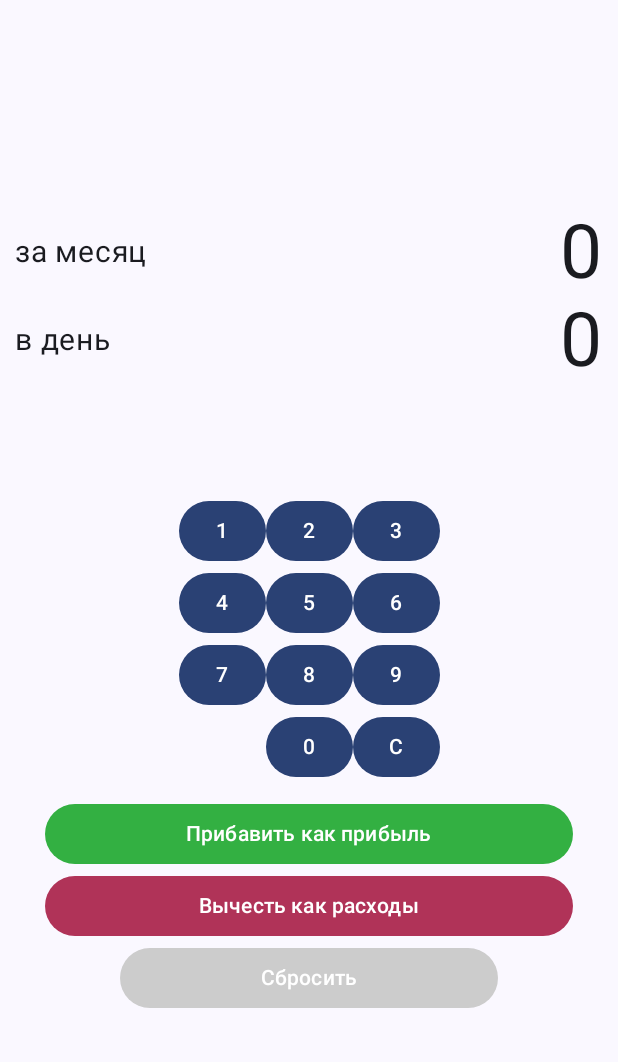
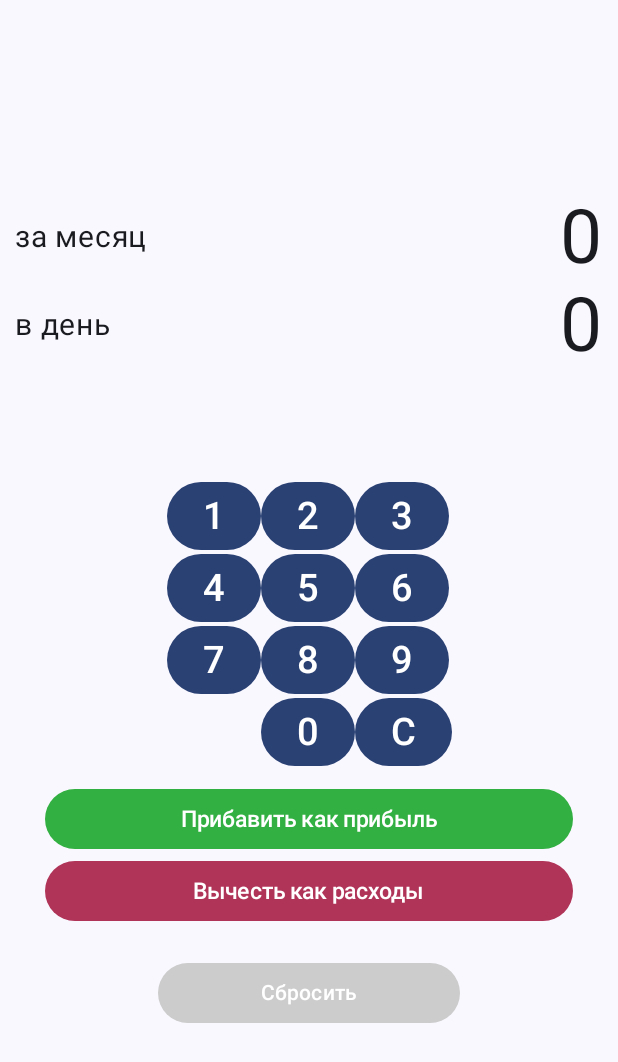
Before and after one commit to Sutemi67/KotlinJC_MoneyEveryday_app, an Android app built with Jetpack Compose: the screen it shows after launch (MainActivity), on a phone screen of 412 x 824 dp. Shown: the top 1062 px of the screen. Run offline under Robolectric (Android 15) with nearby library versions, the phone set to English and light mode, and no system bars.

Commit message:
alpha version

```diff
--- a/app/src/main/java/com/example/moneyeverydaycompose/MainActivity.kt
+++ b/app/src/main/java/com/example/moneyeverydaycompose/MainActivity.kt
@@ -121,41 +121,41 @@ fun Income(dataStoreManager: DataStoreManager, monthlySummary: MutableState<Int>
         ) {
             Column {
                 Button(onClick = { input += 1.toString() }) {
-                    Text(text = "1")
+                    Text(text = "1", fontSize = 25.sp)
                 }
                 Button(onClick = { input += 4.toString() }) {
-                    Text(text = "4")
+                    Text(text = "4", fontSize = 25.sp)
                 }
                 Button(onClick = { input += 7.toString() }) {
-                    Text(text = "7")
+                    Text(text = "7", fontSize = 25.sp)
                 }
             }
             Column {
                 Button(onClick = { input += 2.toString() }) {
-                    Text(text = "2")
+                    Text(text = "2", fontSize = 25.sp)
                 }
                 Button(onClick = { input += 5.toString() }) {
-                    Text(text = "5")
+                    Text(text = "5", fontSize = 25.sp)
                 }
                 Button(onClick = { input += 8.toString() }) {
-                    Text(text = "8")
+                    Text(text = "8", fontSize = 25.sp)
                 }
                 Button(onClick = { input += 0.toString() }) {
-                    Text(text = "0")
+                    Text(text = "0", fontSize = 25.sp)
                 }
             }
             Column {
                 Button(onClick = { input += 3.toString() }) {
-                    Text(text = "3")
+                    Text(text = "3", fontSize = 25.sp)
                 }
                 Button(onClick = { input += 6.toString() }) {
-                    Text(text = "6")
+                    Text(text = "6", fontSize = 25.sp)
                 }
                 Button(onClick = { input += 9.toString() }) {
-                    Text(text = "9")
+                    Text(text = "9", fontSize = 25.sp)
                 }
                 Button(onClick = { input = "" }) {
-                    Text(text = "C")
+                    Text(text = "C", fontSize = 25.sp)
                 }
             }
 
@@ -167,7 +167,7 @@ fun Income(dataStoreManager: DataStoreManager, monthlySummary: MutableState<Int>
         ) {
             Button(
                 onClick = {
-                    if (input !="") {
+                    if (input != "") {
                         monthlySummary.value += input.toInt()
                         coroutine.launch {
                             dataStoreManager.saveSettings(
@@ -182,7 +182,7 @@ fun Income(dataStoreManager: DataStoreManager, monthlySummary: MutableState<Int>
                 Modifier.fillMaxWidth(),
                 colors = ButtonDefaults.buttonColors(Color(0xFF33B042))
             ) {
-                Text(text = "Прибавить как прибыль")
+                Text(text = "Прибавить как прибыль", fontSize = 15.sp)
             }
             Button(
                 onClick = {
@@ -201,8 +201,9 @@ fun Income(dataStoreManager: DataStoreManager, monthlySummary: MutableState<Int>
                 Modifier.fillMaxWidth(),
                 colors = ButtonDefaults.buttonColors(Color(0xFFB03358))
             ) {
-                Text(text = "Вычесть как расходы")
+                Text(text = "Вычесть как расходы", fontSize = 15.sp)
             }
+            Spacer(modifier = Modifier.height(20.dp))
             Button(
                 onClick = {
                     monthlySummary.value = 0
@@ -217,7 +218,7 @@ fun Income(dataStoreManager: DataStoreManager, monthlySummary: MutableState<Int>
                 },
                 Modifier
                     .fillMaxWidth()
-                    .padding(50.dp, 0.dp),
+                    .padding(75.dp, 0.dp),
                 colors = ButtonDefaults.buttonColors(Color.LightGray)
             ) {
                 Text(text = "Сбросить")
```
Lines whose indentation alone changed are shown as unchanged.
